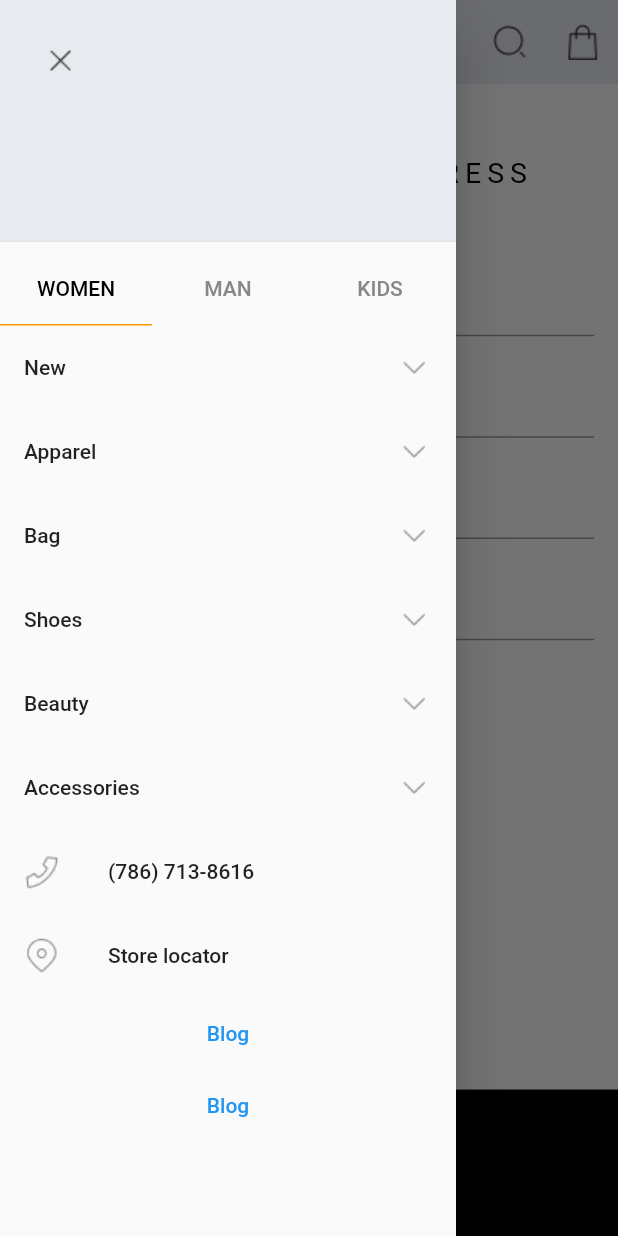
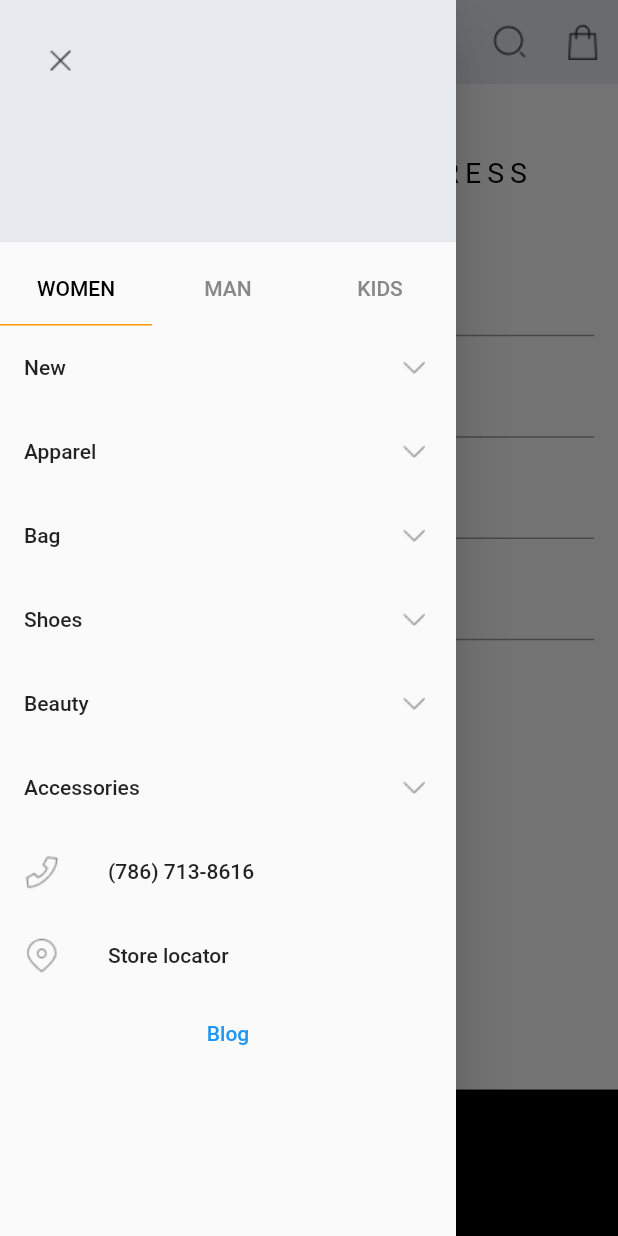
Before and after one commit to metatony/open-fashion, a Flutter app: the CheckoutDetails screen opened directly, with the side drawer open, on a phone screen of 412 x 824 dp. Run offline on Flutter 3.47's test engine with Material 2 defaults, Android fonts, the phone set to English and light mode, and no system bars; our stand-ins replace carousel_slider, device_preview, flutter_screenutil, google_fonts, page_transition, tab_indicator_styler; missing offline and left inert: flutter_stripe, insta_image_viewer, search_page.

```diff
--- a/lib/screens/checkout/checkout_details.dart
+++ b/lib/screens/checkout/checkout_details.dart
@@ -46,7 +46,7 @@ class _CheckoutDetailsState extends State<CheckoutDetails> {
                 ));
           }
         },
-        cta: 'ADD NOW',
+        cta: 'PROCEED TO PAYMENT',
       ),
     );
   }
--- a/lib/screens/home_page/drawer/drawer.dart
+++ b/lib/screens/home_page/drawer/drawer.dart
@@ -1,6 +1,5 @@
 // ignore_for_file: prefer_const_constructors
 import 'package:open_fashion/screens/blog_page/blog_page.dart';
-import 'package:open_fashion/screens/category/category.dart';
 
 import '../../../utilities/exports.dart';
 
@@ -63,17 +62,6 @@ class HomeDrawer extends StatelessWidget {
                   textAlign: TextAlign.start,
                 ),
               ),
-
-              TextButton(
-                onPressed: () {
-                  Navigator.push(context,
-                      MaterialPageRoute(builder: (context) => Category()));
-                },
-                child: Text(
-                  'Blog',
-                  textAlign: TextAlign.start,
-                ),
-              )
             ],
           ),
         ),
--- a/lib/widgets/appbar.dart
+++ b/lib/widgets/appbar.dart
@@ -65,7 +65,7 @@ class MyAppBar extends StatelessWidget implements PreferredSizeWidget {
                     decoration: BoxDecoration(
                       color: Colors.orange,
                       shape: BoxShape.circle,
-                      border: Border.all(width: 1.3, color: Color(0xffE7EAEF)),
+                      border: Border.all(width: 1.3, color: bgColor),
                     ),
                     child: Center(
                       child: Text(
```
